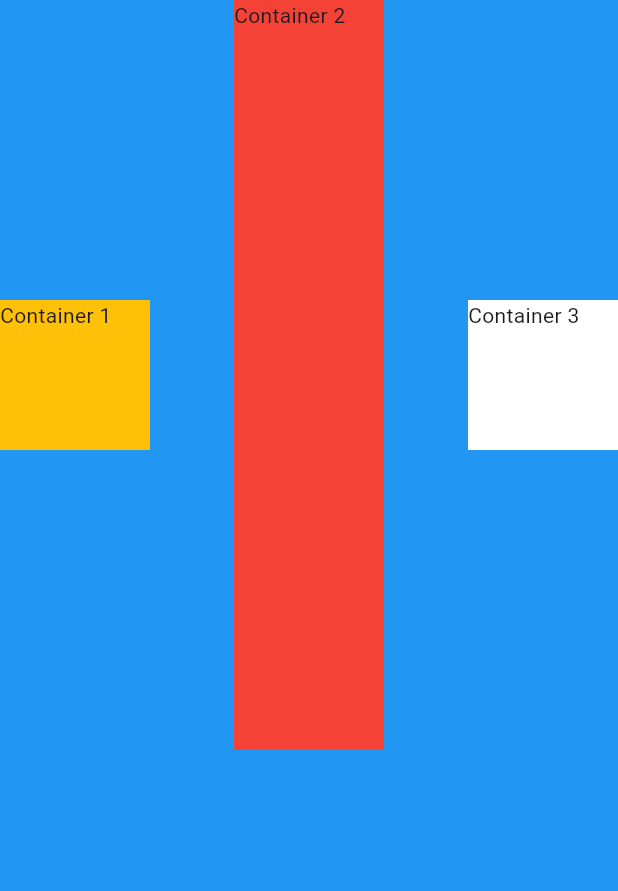
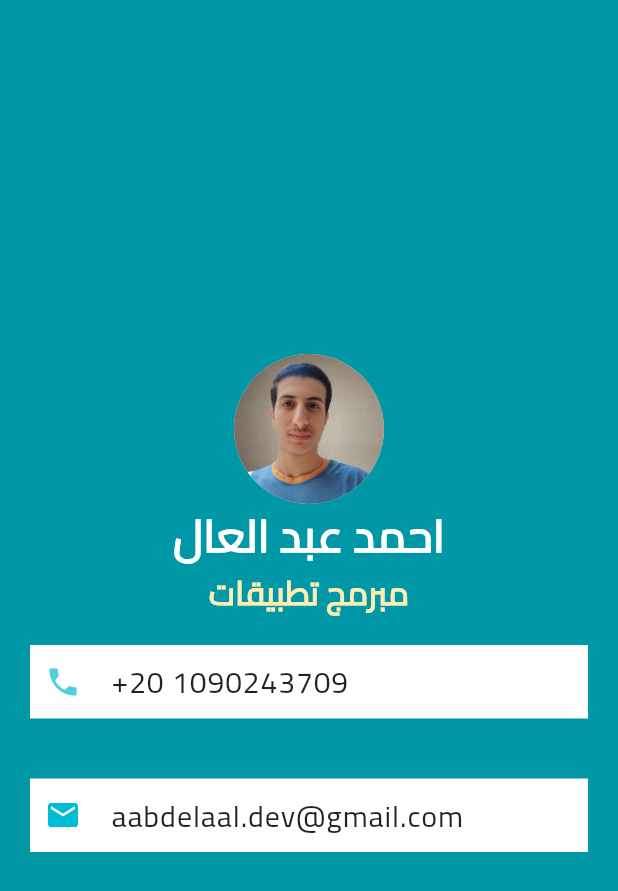
Before and after one commit to aabdelaal-dev/betakati_app, a Flutter app: the screen it shows after launch, on a phone screen of 412 x 824 dp. Shown: the top 891 px of the screen. Run offline on Flutter 3.47's test engine with Material 3 defaults, Android fonts, the phone set to English and light mode, and no system bars.

Commit message:
Add Icons - Flutter

```diff
--- a/lib/main.dart
+++ b/lib/main.dart
@@ -11,33 +11,85 @@ class MyApp extends StatelessWidget {
   Widget build(BuildContext context) {
     return MaterialApp(
       home: Scaffold(
-        backgroundColor: Colors.blue,
+        backgroundColor: Colors.cyan[700],
         body: SafeArea(
-          child: Row(
-            //  verticalDirection: VerticalDirection.down,
-            //  mainAxisSize: MainAxisSize.max,
-            mainAxisAlignment: MainAxisAlignment.spaceBetween,
-            crossAxisAlignment: CrossAxisAlignment.center,
+          child: Column(
+            mainAxisAlignment: MainAxisAlignment.center,
             children: [
-              Container(
-                width: 100,
-                height: 100,
-                color:Colors.amber,
-                child: Text('Container 1'),
+              CircleAvatar(
+                radius: 50.0,
+                backgroundImage: AssetImage(
+                  'images/My_Photo.jpg',
+                ),
+              ),
+              Text(
+                'احمد عبد العال',
+                style: TextStyle(
+                  fontSize: 30,
+                  fontFamily: 'Cairo',
+                  color: Colors.white,
+                  letterSpacing: .8,
+                  fontWeight: FontWeight.bold,
+                ),
+              ),
+              Text(
+                'مبرمج تطبيقات',
+                style: TextStyle(
+                  fontSize: 22,
+                  color: Colors.amber[100],
+                  fontFamily: 'Cairo',
+                  fontWeight: FontWeight.bold,
+                ),
               ),
               Container(
-                width: 100,
-                height: 500,
-                color: Colors.red,
-                child: Text('Container 2'),
+                color: Colors.white,
+                margin: EdgeInsets.all(20),
+                padding: EdgeInsets.all(10),
+                child: Row(
+                  //mainAxisAlignment: MainAxisAlignment.spaceBetween,
+                  children: [
+                    Icon(
+                      Icons.phone,
+                      color: Colors.cyan[300],
+                    ),
+                    SizedBox(width: 20),
+                    Text(
+                      '+20 1090243709',
+                      style: TextStyle(
+                        color: Colors.black87,
+                        fontSize: 20,
+                        fontFamily: 'Cairo',
+                        letterSpacing: .6,
+                      ),
+                    ),
+                  ],
+                ),
               ),
               Container(
-                width: 100,
-                height: 100,
+                margin: EdgeInsets.all(20),
+                padding: EdgeInsets.all(10),
                 color: Colors.white,
-                child: Text('Container 3'),
+                child: Row(
+                  children: [
+                    Icon(
+                      Icons.email,
+                      color: Colors.cyan[500],
+                    ),
+                    SizedBox(
+                      width: 20,
+                    ),
+                    Text(
+                      'aabdelaal.dev@gmail.com',
+                      style:TextStyle(
+                        color: Colors.black87,
+                        fontSize: 20,
+                        fontFamily: 'Cairo',
+                        letterSpacing: .6,
+                      ) ,
+                    )
+                  ],
+                ),
               ),
-
             ],
           ),
         ),
@@ -45,12 +97,3 @@ class MyApp extends StatelessWidget {
     );
   }
 }
-// Container(
-//             color: Colors.white,
-//             width:0.0,
-//             height: 200.0,
-//             margin: EdgeInsets.fromLTRB(20, 50, 0, 20),
-//             // padding: EdgeInsets.fromLTRB(45, 90, 45, 90),
-//             padding: EdgeInsets.symmetric(vertical: 90, horizontal: 45),
-//             child: Text('My Container'),
-//           ),
```
Also changed, not shown: pubspec.yaml (+6 -24 lines), fonts/Cairo-Regular.ttf (added), images/My_Photo.jpg (added).
